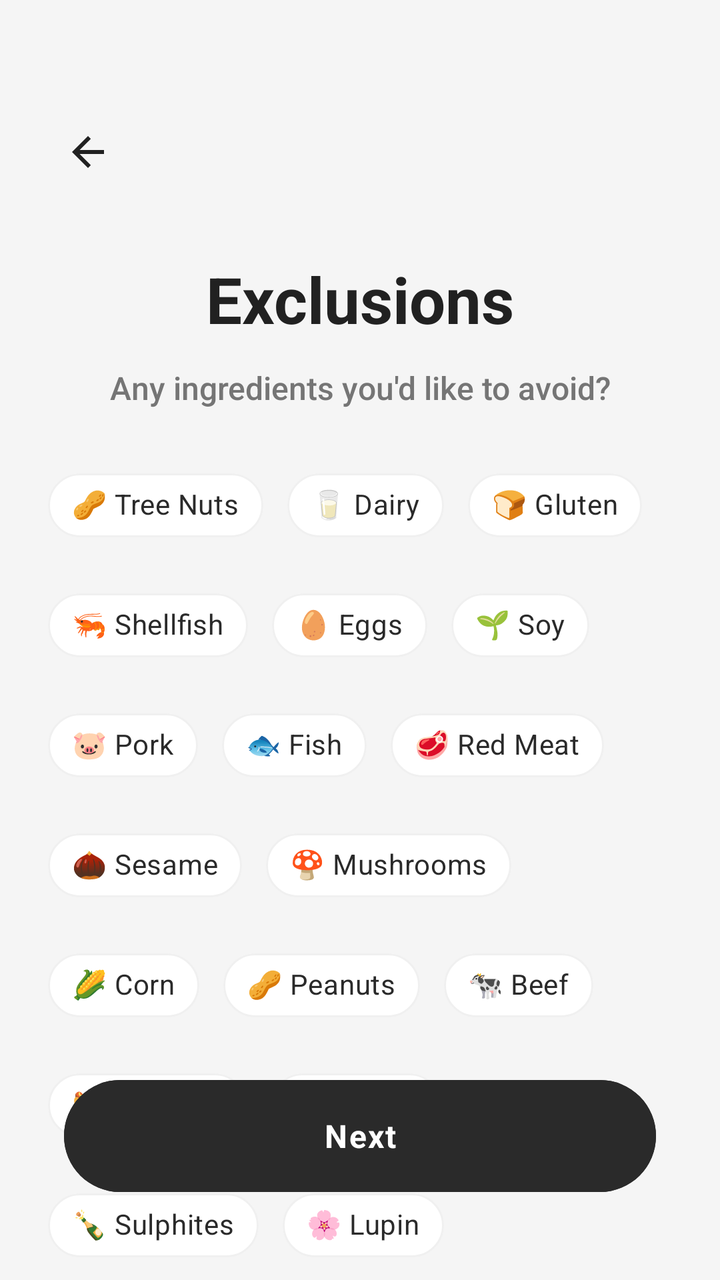
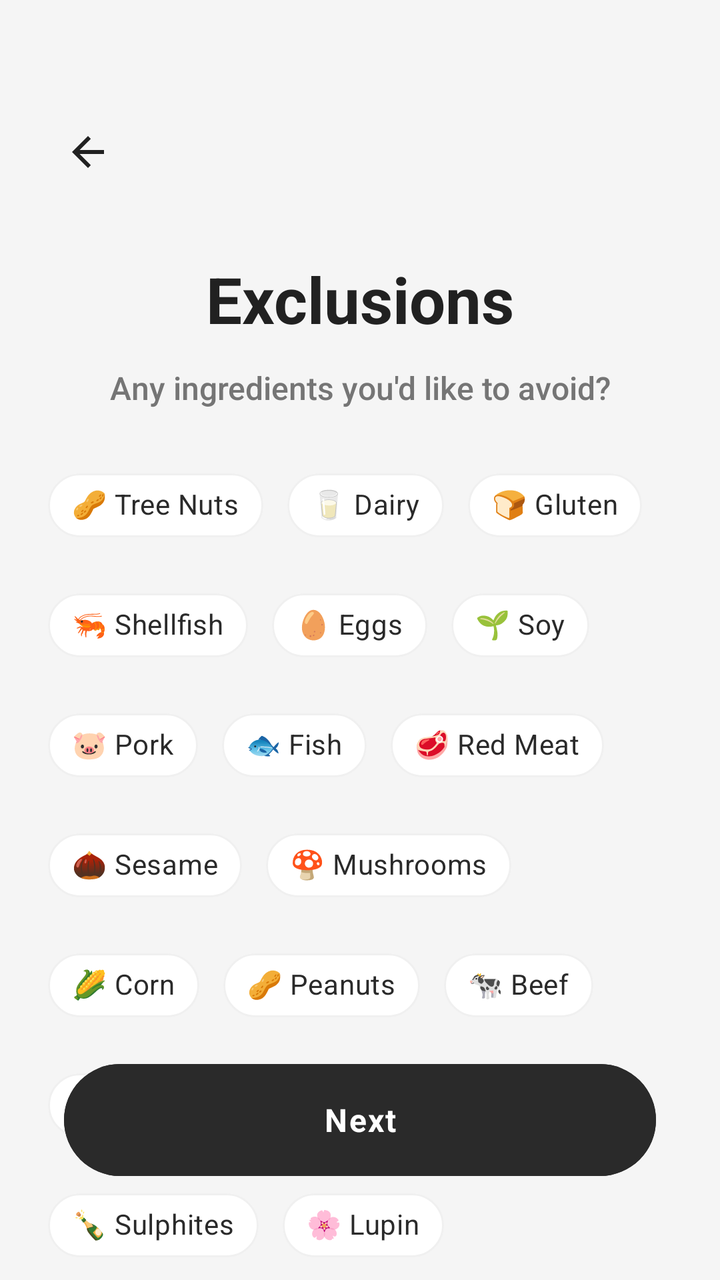

Screens rendered from an Android XML layout before and after an edit, with the pre-edit source and the edit as a unified diff.
<!-- AndroidManifest.xml: application theme Theme.Nutriority -->
<!-- res/layout/fragment_fifth_screen.xml -->
<?xml version="1.0" encoding="utf-8"?>
<androidx.constraintlayout.widget.ConstraintLayout xmlns:android="http://schemas.android.com/apk/res/android"
    xmlns:app="http://schemas.android.com/apk/res-auto"
    xmlns:tools="http://schemas.android.com/tools"
    android:layout_width="match_parent"
    android:layout_height="match_parent"
    android:background="@color/app_background"
    tools:context=".ui.onboarding.screens.FifthScreen">

    <ImageView
        android:id="@+id/backButton"
        android:layout_width="40dp"
        android:layout_height="40dp"
        android:layout_marginStart="24dp"
        android:layout_marginTop="56dp"
        android:importantForAccessibility="no"
        android:padding="8dp"
        android:clickable="true"
        android:focusable="true"
        android:src="@drawable/ic_arrow_back"
        app:layout_constraintStart_toStartOf="parent"
        app:layout_constraintTop_toTopOf="parent"
        app:tint="#212121" />

    <TextView
        android:id="@+id/titleTextView"
        android:layout_width="0dp"
        android:layout_height="wrap_content"
        android:layout_marginHorizontal="32dp"
        android:layout_marginTop="32dp"
        android:fontFamily="sans-serif"
        android:textStyle="bold"
        android:gravity="center_horizontal"
        android:text="Exclusions"
        android:textColor="#212121"
        android:textSize="32sp"
        app:autoSizeTextType="uniform"
        app:autoSizeMinTextSize="24sp"
        app:autoSizeMaxTextSize="32sp"
        app:layout_constraintEnd_toEndOf="parent"
        app:layout_constraintStart_toStartOf="parent"
        app:layout_constraintTop_toBottomOf="@id/backButton" />

    <TextView
        android:id="@+id/subtitleTextView"
        android:layout_width="0dp"
        android:layout_height="wrap_content"
        android:layout_marginTop="12dp"
        android:fontFamily="sans-serif-medium"
        android:gravity="center_horizontal"
        android:text="Any ingredients you'd like to avoid?"
        android:textColor="#757575"
        android:textSize="16sp"
        app:autoSizeTextType="uniform"
        app:autoSizeMinTextSize="12sp"
        app:autoSizeMaxTextSize="16sp"
        app:layout_constraintEnd_toEndOf="@id/titleTextView"
        app:layout_constraintStart_toStartOf="@id/titleTextView"
        app:layout_constraintTop_toBottomOf="@id/titleTextView" />

    <androidx.core.widget.NestedScrollView
        android:layout_width="0dp"
        android:layout_height="0dp"
        android:layout_marginTop="24dp"
        android:clipToPadding="false"
        android:paddingBottom="100dp"
        app:layout_constraintTop_toBottomOf="@id/subtitleTextView"
        app:layout_constraintBottom_toBottomOf="parent"
        app:layout_constraintStart_toStartOf="parent"
        app:layout_constraintEnd_toEndOf="parent">

        <com.google.android.material.chip.ChipGroup
            android:id="@+id/ingredientsChipGroup"
            android:layout_width="match_parent"
            android:layout_height="wrap_content"
            android:layout_marginHorizontal="24dp"
            app:chipSpacingHorizontal="12dp"
            app:chipSpacingVertical="12dp">

            <com.google.android.material.chip.Chip
                style="@style/FilterChip"
                android:layout_width="wrap_content"
                android:layout_height="wrap_content"
                android:text="🥜 Tree Nuts"
                app:autoSizeTextType="uniform"
                app:autoSizeMinTextSize="10sp"
                app:autoSizeMaxTextSize="14sp" />

            <com.google.android.material.chip.Chip
                style="@style/FilterChip"
                android:layout_width="wrap_content"
                android:layout_height="wrap_content"
                android:text="🥛 Dairy"
                app:autoSizeTextType="uniform"
                app:autoSizeMinTextSize="10sp"
                app:autoSizeMaxTextSize="14sp" />

            <com.google.android.material.chip.Chip
                style="@style/FilterChip"
                android:layout_width="wrap_content"
                android:layout_height="wrap_content"
                android:text="🍞 Gluten"
                app:autoSizeTextType="uniform"
                app:autoSizeMinTextSize="10sp"
                app:autoSizeMaxTextSize="14sp" />

            <com.google.android.material.chip.Chip
                style="@style/FilterChip"
                android:layout_width="wrap_content"
                android:layout_height="wrap_content"
                android:text="🦐 Shellfish"
                app:autoSizeTextType="uniform"
                app:autoSizeMinTextSize="10sp"
                app:autoSizeMaxTextSize="14sp" />

            <com.google.android.material.chip.Chip
                style="@style/FilterChip"
                android:layout_width="wrap_content"
                android:layout_height="wrap_content"
                android:text="🥚 Eggs"
                app:autoSizeTextType="uniform"
                app:autoSizeMinTextSize="10sp"
                app:autoSizeMaxTextSize="14sp" />

            <com.google.android.material.chip.Chip
                style="@style/FilterChip"
                android:layout_width="wrap_content"
                android:layout_height="wrap_content"
                android:text="🌱 Soy"
                app:autoSizeTextType="uniform"
                app:autoSizeMinTextSize="10sp"
                app:autoSizeMaxTextSize="14sp" />

            <com.google.android.material.chip.Chip
                style="@style/FilterChip"
                android:layout_width="wrap_content"
                android:layout_height="wrap_content"
                android:text="🐷 Pork"
                app:autoSizeTextType="uniform"
                app:autoSizeMinTextSize="10sp"
                app:autoSizeMaxTextSize="14sp" />

            <com.google.android.material.chip.Chip
                style="@style/FilterChip"
                android:layout_width="wrap_content"
                android:layout_height="wrap_content"
                android:text="🐟 Fish"
                app:autoSizeTextType="uniform"
                app:autoSizeMinTextSize="10sp"
                app:autoSizeMaxTextSize="14sp" />

            <com.google.android.material.chip.Chip
                style="@style/FilterChip"
                android:layout_width="wrap_content"
                android:layout_height="wrap_content"
                android:text="🥩 Red Meat"
                app:autoSizeTextType="uniform"
                app:autoSizeMinTextSize="10sp"
                app:autoSizeMaxTextSize="14sp" />

            <com.google.android.material.chip.Chip
                style="@style/FilterChip"
                android:layout_width="wrap_content"
                android:layout_height="wrap_content"
                android:text="🌰 Sesame"
                app:autoSizeTextType="uniform"
                app:autoSizeMinTextSize="10sp"
                app:autoSizeMaxTextSize="14sp" />

            <com.google.android.material.chip.Chip
                style="@style/FilterChip"
                android:layout_width="wrap_content"
                android:layout_height="wrap_content"
                android:text="🍄 Mushrooms"
                app:autoSizeTextType="uniform"
                app:autoSizeMinTextSize="10sp"
                app:autoSizeMaxTextSize="14sp" />

            <com.google.android.material.chip.Chip
                style="@style/FilterChip"
                android:layout_width="wrap_content"
                android:layout_height="wrap_content"
                android:text="🌽 Corn"
                app:autoSizeTextType="uniform"
                app:autoSizeMinTextSize="10sp"
                app:autoSizeMaxTextSize="14sp" />

            <com.google.android.material.chip.Chip
                style="@style/FilterChip"
                android:layout_width="wrap_content"
                android:layout_height="wrap_content"
                android:text="🥜 Peanuts"
                app:autoSizeTextType="uniform"
                app:autoSizeMinTextSize="10sp"
                app:autoSizeMaxTextSize="14sp" />

            <com.google.android.material.chip.Chip
                style="@style/FilterChip"
                android:layout_width="wrap_content"
                android:layout_height="wrap_content"
                android:text="🐄 Beef"
                app:autoSizeTextType="uniform"
                app:autoSizeMinTextSize="10sp"
                app:autoSizeMaxTextSize="14sp" />

            <com.google.android.material.chip.Chip
                style="@style/FilterChip"
                android:layout_width="wrap_content"
                android:layout_height="wrap_content"
                android:text="🌭 Mustard"
                app:autoSizeTextType="uniform"
                app:autoSizeMinTextSize="10sp"
                app:autoSizeMaxTextSize="14sp" />

            <com.google.android.material.chip.Chip
                style="@style/FilterChip"
                android:layout_width="wrap_content"
                android:layout_height="wrap_content"
                android:text="🌿 Celery"
                app:autoSizeTextType="uniform"
                app:autoSizeMinTextSize="10sp"
                app:autoSizeMaxTextSize="14sp" />

            <com.google.android.material.chip.Chip
                style="@style/FilterChip"
                android:layout_width="wrap_content"
                android:layout_height="wrap_content"
                android:text="🍾 Sulphites"
                app:autoSizeTextType="uniform"
                app:autoSizeMinTextSize="10sp"
                app:autoSizeMaxTextSize="14sp" />

            <com.google.android.material.chip.Chip
                style="@style/FilterChip"
                android:layout_width="wrap_content"
                android:layout_height="wrap_content"
                android:text="🌸 Lupin"
                app:autoSizeTextType="uniform"
                app:autoSizeMinTextSize="10sp"
                app:autoSizeMaxTextSize="14sp" />

        </com.google.android.material.chip.ChipGroup>
    </androidx.core.widget.NestedScrollView>

    <com.google.android.material.button.MaterialButton
        android:id="@+id/nextButton"
        android:layout_width="match_parent"
        android:layout_height="64dp"
        android:layout_marginHorizontal="32dp"
        android:layout_marginBottom="40dp"
        android:backgroundTint="@color/primary_dark"
        android:fontFamily="sans-serif"
        android:textStyle="bold"
        android:textColor="@color/white"
        android:text="Next"
        android:textSize="16sp"
        android:letterSpacing="0.05"
        app:autoSizeTextType="uniform"
        app:autoSizeMinTextSize="12sp"
        app:autoSizeMaxTextSize="16sp"
        app:cornerRadius="32dp"
        app:layout_constraintBottom_toBottomOf="parent" />

</androidx.constraintlayout.widget.ConstraintLayout>
<!-- resources referenced by this layout -->
<resources>
  <color name="app_background">#F5F5F5</color>
  <color name="primary_dark">#2A2A2A</color>
  <color name="white">#FFFFFFFF</color>
  <!-- drawable ic_arrow_back (drawable) -->
  <vector xmlns:android="http://schemas.android.com/apk/res/android" android:autoMirrored="true" android:height="32dp" android:tint="#000000" android:viewportHeight="24" android:viewportWidth="24" android:width="32dp">
        
      <path android:fillColor="@android:color/white" android:pathData="M20,11H7.83l5.59,-5.59L12,4l-8,8 8,8 1.41,-1.41L7.83,13H20v-2z"/>
      
  </vector>
  <style name="FilterChip" parent="Widget.MaterialComponents.Chip.Filter">
          <item name="chipBackgroundColor">@color/chip_background_selector</item>
          <item name="android:textColor">@color/chip_text_selector</item>
          <item name="chipIconVisible">false</item>
          <item name="checkedIconVisible">false</item>
          <item name="chipStrokeColor">@color/chip_stroke_selector</item>
          <item name="chipStrokeWidth">1dp</item>
          <item name="rippleColor">@android:color/transparent</item>
      </style>
  <style name="Theme.Nutriority" parent="Base.Theme.Nutriority" />
  <style name="Base.Theme.Nutriority" parent="Theme.Material3.Light.NoActionBar">
          <item name="android:windowBackground">#F5F5F5</item>
          <item name="android:windowDrawsSystemBarBackgrounds">true</item>
          <item name="android:statusBarColor">@android:color/transparent</item>
          <item name="android:windowLightStatusBar">true</item>
          <item name="android:navigationBarColor">@android:color/transparent</item>
          <item name="android:windowLightNavigationBar" tools:ignore="NewApi">true</item>
          <item name="android:enforceNavigationBarContrast" tools:ignore="NewApi">false</item>
      </style>
</resources>

<!-- the commit's change to res/layout/fragment_fifth_screen.xml (unified diff, before → after) -->
@@ -247,7 +247,7 @@
         android:layout_width="match_parent"
         android:layout_height="64dp"
         android:layout_marginHorizontal="32dp"
-        android:layout_marginBottom="40dp"
+        android:layout_marginBottom="48dp"
         android:backgroundTint="@color/primary_dark"
         android:fontFamily="sans-serif"
         android:textStyle="bold"
